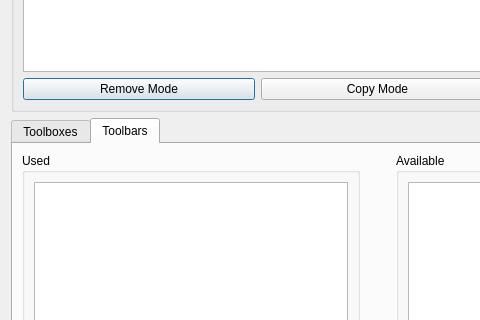
Old version of the form OpenFlipper/widgets/viewModeWidget/viewMode.ui in the repository ShenRen/OpenFlipper; both pictures show x 0 to 480 and y 169 to 489 of the 755 by 816 pixel window.
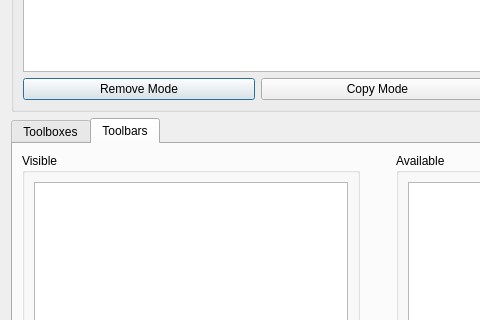
New version of the form. The open tabs and pages were chosen to show the change.

Commit message: Ask for save if a view mode has been changed

Patch:
```diff
--- a/OpenFlipper/widgets/viewModeWidget/viewMode.ui
+++ b/OpenFlipper/widgets/viewModeWidget/viewMode.ui
@@ -275,7 +275,7 @@
        <item>
         <widget class="QGroupBox" name="groupBox_4">
          <property name="title">
-          <string>Used</string>
+          <string>Visible</string>
          </property>
          <layout class="QVBoxLayout" name="verticalLayout_5">
           <item>
```
Left out of the diff: 4 changed lines with no effect on the pictures. The commit also changes 1 other file.
